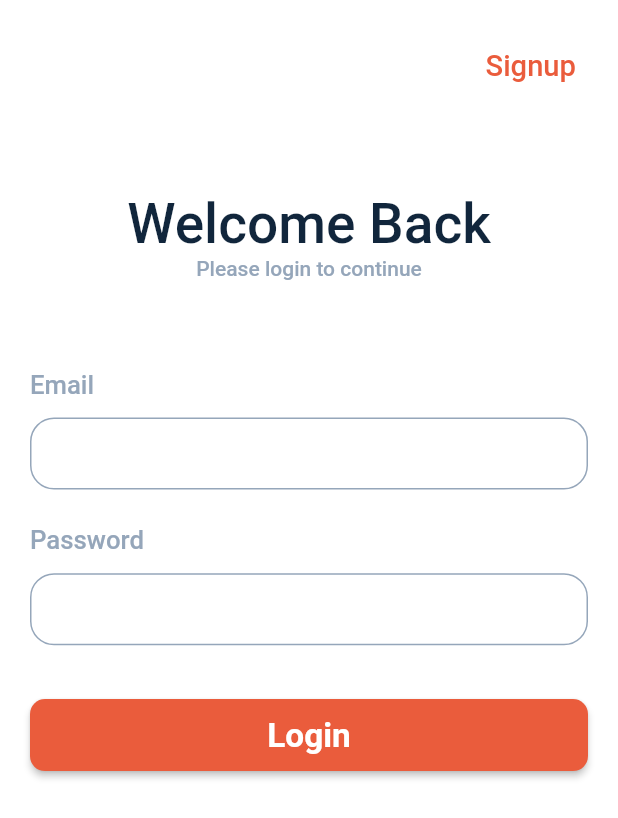
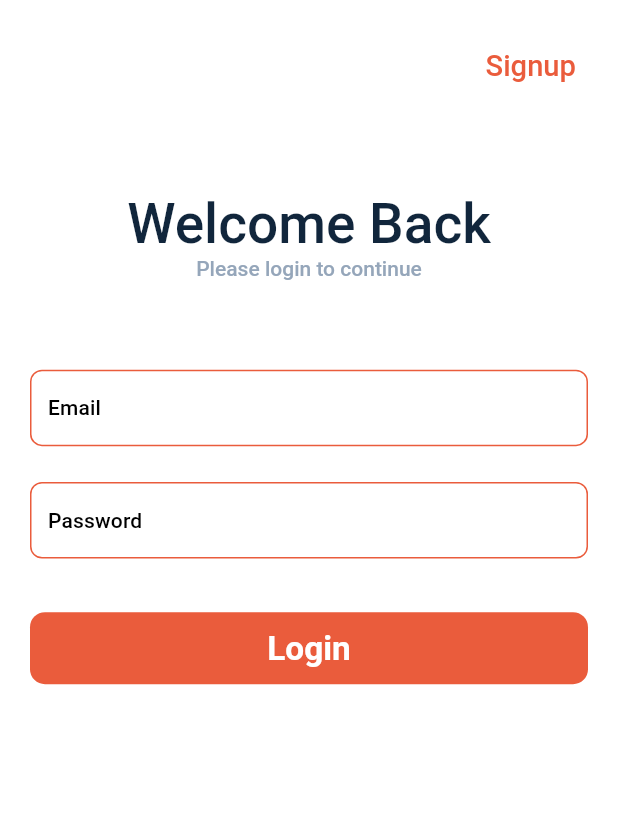
Before and after one commit to mhanzla80/shz_test_phase, a Flutter app: the screen it shows after launch, after a tap on "Signup", after a tap on "Login", on a phone screen of 412 x 824 dp. Shown: the top 818 px of the screen. Run offline on Flutter 3.47's test engine with Material 2 defaults, Android fonts, the phone set to English and light mode, and no system bars; drawn by our look-alikes of flutter_easyloading; our stand-ins replace cloud_firestore, firebase_auth, firebase_core, flutter_screenutil, font_awesome_flutter, get_it and 1 more; accounts and stored records are empty; Roboto replaces fonts that are missing (BerlinRounded).

Commit message:
add custom text field.

```diff
--- a/lib/screens/login/components/login_button.dart
+++ b/lib/screens/login/components/login_button.dart
@@ -3,9 +3,11 @@ import 'package:playon/all_screens.dart';
 import 'package:playon/all_utils.dart';
 
 class LoginButton extends StatelessWidget {
+  final GlobalKey<FormState> formKey;
   final TextEditingController emailController;
   final TextEditingController passwordController;
   const LoginButton({
+    required this.formKey,
     required this.emailController,
     required this.passwordController,
     Key? key,
@@ -17,6 +19,7 @@ class LoginButton extends StatelessWidget {
   }
 
   void _onTapLogin(BuildContext context) async {
+    if (formKey.currentState!.validate()) {
       if (emailController.text.contains('@') == false) {
         EasyLoading.showError('Enter a valid email.');
         return;
@@ -65,3 +68,4 @@ class LoginButton extends StatelessWidget {
       }
     }
   }
+}
--- a/lib/screens/login/login_screen.dart
+++ b/lib/screens/login/login_screen.dart
@@ -2,8 +2,8 @@ import 'package:playon/all_screens.dart';
 import 'package:playon/all_utils.dart';
 import 'package:playon/screens/login/components/login_button.dart';
 import 'package:playon/screens/signup/components/aligned_text_button.dart';
-import 'package:playon/screens/signup/components/caption_text_field.dart';
 import 'package:playon/widgets/header_text.dart';
+import 'package:playon/widgets/labeled_text_field.dart';
 
 class LoginScreen extends StatefulWidget {
   static const routeName = '/LoginScreen';
@@ -15,6 +15,7 @@ class LoginScreen extends StatefulWidget {
 }
 
 class _LoginScreenState extends State<LoginScreen> {
+  final _formKey = GlobalKey<FormState>();
   final _emailController = TextEditingController();
   final _passwordController = TextEditingController();
 
@@ -40,19 +41,27 @@ class _LoginScreenState extends State<LoginScreen> {
                     header: 'Welcome Back',
                     subtitle: 'Please login to continue'),
                 const VerticalSpacing(of: 50),
-                CaptionTextField(
+                Form(
+                  key: _formKey,
+                  child: Column(
+                    children: [
+                      LabeledTextField(
                         controller: _emailController,
-                  caption: 'Email',
+                        label: 'Email',
                         keyboardType: TextInputType.emailAddress,
                       ),
                       const VerticalSpacing(),
-                CaptionTextField(
+                      LabeledTextField(
                         controller: _passwordController,
-                  caption: 'Password',
+                        label: 'Password',
                         obscure: true,
+                      ),
+                    ],
+                  ),
                 ),
                 const VerticalSpacing(of: 30),
                 LoginButton(
+                  formKey: _formKey,
                   emailController: _emailController,
                   passwordController: _passwordController,
                 ),
--- a/lib/screens/signup/components/caption_text_field.dart
+++ /dev/null
@@ -1,49 +0,0 @@
-import 'package:playon/all_utils.dart';
-
-class CaptionTextField extends StatelessWidget {
-  final String caption;
-  final TextEditingController controller;
-  final TextInputType keyboardType;
-  final bool obscure;
-  final Widget? prefixWidget;
-  final Widget? suffixWidget;
-  final int maxLines;
-  final double height;
-  final bool enabled;
-  final bool readOnly;
-
-  const CaptionTextField({
-    required this.controller,
-    required this.caption,
-    this.keyboardType = TextInputType.text,
-    this.obscure = false,
-    this.prefixWidget,
-    this.suffixWidget,
-    this.maxLines = 1,
-    this.height = 48,
-    this.enabled = true,
-    this.readOnly = false,
-  });
-
-  @override
-  Widget build(BuildContext context) {
-    return Column(
-      crossAxisAlignment: CrossAxisAlignment.start,
-      children: [
-        caption.toText(fontSize: 15.0, color: AppTheme.lightBlueGreyColor),
-        const VerticalSpacing(of: 10),
-        MyTextField(
-          controller: controller,
-          keyboardType: keyboardType,
-          obscure: obscure,
-          prefixWidget: prefixWidget,
-          suffixWidget: suffixWidget,
-          maxLines: maxLines,
-          height: height,
-          enabled: enabled,
-          readOnly: readOnly,
-        )
-      ],
-    );
-  }
-}
--- a/lib/screens/signup/components/signup_button.dart
+++ b/lib/screens/signup/components/signup_button.dart
@@ -3,6 +3,7 @@ import 'package:playon/all_screens.dart';
 import 'package:playon/all_utils.dart';
 
 class SignupButton extends StatelessWidget {
+  final GlobalKey<FormState> formKey;
   final TextEditingController nameController;
   final TextEditingController emailController;
   final TextEditingController phoneController;
@@ -10,6 +11,7 @@ class SignupButton extends StatelessWidget {
   final TextEditingController confirmPasswordController;
 
   const SignupButton({
+    required this.formKey,
     required this.nameController,
     required this.emailController,
     required this.phoneController,
@@ -28,6 +30,7 @@ class SignupButton extends StatelessWidget {
   }
 
   void _onTapSignupButton(BuildContext context) async {
+    if (formKey.currentState!.validate()) {
       if (emailController.text.contains('@') == false) {
         EasyLoading.showError('Enter a valid email.');
       } else if (passwordController.text != confirmPasswordController.text) {
@@ -69,3 +72,4 @@ class SignupButton extends StatelessWidget {
       }
     }
   }
+}
--- a/lib/screens/signup/components/signup_form.dart
+++ b/lib/screens/signup/components/signup_form.dart
@@ -1,6 +1,6 @@
 import 'package:playon/all_utils.dart';
-import 'package:playon/screens/signup/components/caption_text_field.dart';
 import 'package:playon/screens/signup/components/signup_button.dart';
+import 'package:playon/widgets/labeled_text_field.dart';
 
 class SignupForm extends StatefulWidget {
   const SignupForm({Key? key}) : super(key: key);
@@ -10,6 +10,7 @@ class SignupForm extends StatefulWidget {
 }
 
 class _SignupFormState extends State<SignupForm> {
+  final _formKey = GlobalKey<FormState>();
   final _nameController = TextEditingController();
   final _emailController = TextEditingController();
   final _phoneController = TextEditingController();
@@ -29,39 +30,43 @@ class _SignupFormState extends State<SignupForm> {
 
   @override
   Widget build(BuildContext context) {
-    return Column(
+    return Form(
+      key: _formKey,
+      child: ListView(
+        padding: const EdgeInsets.all(kDefaultPadding),
         children: [
           'Let\'s Get Started!!!'.toText(fontSize: 32.0),
           'Create an account to continue'
               .toText(fontSize: 17.0, color: AppTheme.lightBlueGreyColor),
           const VerticalSpacing(of: 50),
-        CaptionTextField(controller: _nameController, caption: 'Name'),
+          LabeledTextField(controller: _nameController, label: 'Name'),
           const VerticalSpacing(of: 30),
-        CaptionTextField(
+          LabeledTextField(
             controller: _emailController,
-          caption: 'Email',
+            label: 'Email',
             keyboardType: TextInputType.emailAddress,
           ),
           const VerticalSpacing(of: 30),
-        CaptionTextField(
+          LabeledTextField(
             controller: _phoneController,
-          caption: 'Phone',
+            label: 'Phone',
             keyboardType: TextInputType.phone,
           ),
           const VerticalSpacing(of: 30),
-        CaptionTextField(
+          LabeledTextField(
             controller: _passwordController,
-          caption: 'Password',
+            label: 'Password',
             obscure: true,
           ),
           const VerticalSpacing(of: 30),
-        CaptionTextField(
+          LabeledTextField(
             controller: _confirmPasswordController,
-          caption: 'Confirm Password',
+            label: 'Confirm Password',
             obscure: true,
           ),
           const VerticalSpacing(of: 30),
           SignupButton(
+            formKey: _formKey,
             nameController: _nameController,
             emailController: _emailController,
             phoneController: _phoneController,
@@ -69,6 +74,7 @@ class _SignupFormState extends State<SignupForm> {
             confirmPasswordController: _confirmPasswordController,
           ),
         ],
+      ),
     );
   }
 }
--- a/lib/screens/signup/signup_screen.dart
+++ b/lib/screens/signup/signup_screen.dart
@@ -17,21 +17,17 @@ class _SignupScreenState extends State<SignupScreen> {
     return SafeArea(
       maintainBottomViewPadding: true,
       child: BaseScaffold(
-          body: SingleChildScrollView(
-            child: Padding(
-              padding: const EdgeInsets.all(kDefaultPadding),
-              child: Column(
+        body: Column(
           mainAxisAlignment: MainAxisAlignment.start,
-                children: [
-                  const AlignedTextButton(title: 'Login', onTap: _onTapLogin),
-                  const VerticalSpacing(of: 50),
-                  const SignupForm(),
-                  const VerticalSpacing(of: 30),
+          children: const [
+            AlignedTextButton(title: 'Login', onTap: _onTapLogin),
+            VerticalSpacing(of: 50),
+            SignupForm(),
+            VerticalSpacing(of: 30),
           ],
         ),
       ),
-          ),
-        ));
+    );
   }
 
   static void _onTapLogin(BuildContext context) =>
--- a/lib/utils/app_theme.dart
+++ b/lib/utils/app_theme.dart
@@ -14,20 +14,43 @@ class AppTheme {
   static const warmGrey = Color(0xff979797);
 
   static ThemeData buildTheme() {
+    final borderStyle = OutlineInputBorder(
+      borderSide: const BorderSide(color: AppTheme.primary),
+      borderRadius: BorderRadius.circular(8),
+    );
+
     final baseData = ThemeData.light();
     final textTheme = baseData.textTheme.apply(fontFamily: 'BerlinRounded');
-    final dividerTheme = baseData.dividerTheme.copyWith(
-      color: AppTheme.lightBlueGreyColor,
-      thickness: 1,
-    );
 
     return baseData.copyWith(
       primaryColor: primary,
-      dividerTheme: dividerTheme,
-      backgroundColor: whiteColor,
       scaffoldBackgroundColor: whiteColor,
       textTheme: textTheme,
-      colorScheme: ColorScheme.fromSwatch().copyWith(secondary: accent),
+      inputDecorationTheme: InputDecorationTheme(
+        isDense: true,
+        filled: true,
+        fillColor: Colors.white,
+        hintStyle: baseData.textTheme.bodySmall,
+        enabledBorder: borderStyle,
+        focusedBorder: borderStyle,
+        focusedErrorBorder: borderStyle,
+        counterStyle: baseData.textTheme.bodySmall,
+        errorStyle: baseData.textTheme.bodySmall!.copyWith(color: Colors.red),
+        errorBorder: OutlineInputBorder(
+          borderSide: const BorderSide(color: Colors.red),
+          borderRadius: BorderRadius.circular(8),
+        ),
+      ),
+      elevatedButtonTheme: ElevatedButtonThemeData(
+        style: ElevatedButton.styleFrom(
+          padding: EdgeInsets.zero,
+          backgroundColor: Colors.transparent,
+          disabledForegroundColor: Colors.transparent,
+          disabledBackgroundColor: Colors.transparent,
+          shadowColor: Colors.transparent,
+          elevation: 0,
+        ),
+      ),
     );
   }
 }
--- a/lib/widgets/common_widgets.dart
+++ b/lib/widgets/common_widgets.dart
@@ -6,9 +6,7 @@ class VerticalSpacing extends StatelessWidget {
   const VerticalSpacing({Key? key, this.of = 20}) : super(key: key);
 
   @override
-  Widget build(BuildContext context) => SizedBox(
-        height: of.h,
-      );
+  Widget build(BuildContext context) => SizedBox(height: of.h);
 }
 
 class HorizontalSpacing extends StatelessWidget {
@@ -18,9 +16,7 @@ class HorizontalSpacing extends StatelessWidget {
 
   @override
   Widget build(BuildContext context) {
-    return SizedBox(
-      width: of.w,
-    );
+    return SizedBox(width: of.w);
   }
 }
 
@@ -32,87 +28,3 @@ class HorizontalDivider extends StatelessWidget {
     return Container(height: 1, color: AppTheme.lightBlueGreyColor);
   }
 }
-
-class MyTextField extends StatelessWidget {
-  final TextInputType keyboardType;
-  final TextEditingController controller;
-  final bool obscure;
-  final String? hintText;
-  final bool enabled;
-  final bool readOnly;
-  final EdgeInsetsGeometry margin;
-  final Widget? prefixWidget;
-  final Widget? suffixWidget;
-  final int maxLines;
-  final double height;
-
-  const MyTextField({
-    required this.controller,
-    this.hintText,
-    this.keyboardType = TextInputType.text,
-    this.obscure = false,
-    this.enabled = true,
-    this.readOnly = false,
-    this.margin = EdgeInsets.zero,
-    this.prefixWidget,
-    this.suffixWidget,
-    this.maxLines = 1,
-    this.height = 48.0,
-  });
-
-  @override
-  Widget build(BuildContext context) {
-    return SizedBox(
-      height: height,
-      child: Padding(
-        padding: margin,
-        child: TextFormField(
-          obscureText: obscure,
-          controller: controller,
-          maxLines: maxLines,
-          enabled: enabled,
-          readOnly: readOnly,
-          validator: (value) {
-            if (value == null || value.isEmpty) {
-              return 'Please Enter a Valid Text';
-            }
-            return null;
-          },
-          keyboardType: keyboardType,
-          decoration: InputDecoration(
-            prefixIcon: prefixWidget == null
-                ? null
-                : Padding(
-                    padding: const EdgeInsets.all(15.0),
-                    child: prefixWidget,
-                  ),
-            suffixIcon: suffixWidget == null
-                ? null
-                : Padding(
-                    padding: const EdgeInsets.all(15.0),
-                    child: suffixWidget,
-                  ),
-            focusedBorder: OutlineInputBorder(
-              borderRadius: BorderRadius.circular(16),
-              borderSide: const BorderSide(
-                color: AppTheme.primary,
-              ),
-            ),
-            enabledBorder: OutlineInputBorder(
-                borderRadius: BorderRadius.circular(16),
-                borderSide: const BorderSide(
-                  color: AppTheme.lightBlueGreyColor,
-                )),
-            hintText: hintText,
-            fillColor: AppTheme.primary,
-            hintStyle: TextStyle(
-                fontSize: 14.sp,
-                color: AppTheme.lightBlueGreyColor,
-                fontWeight: FontWeight.bold),
-            // isDense: true,
-          ),
-        ),
-      ),
-    );
-  }
-}
--- /dev/null
+++ b/lib/widgets/labeled_text_field.dart
@@ -0,0 +1,62 @@
+import 'package:flutter/material.dart';
+import 'package:flutter/services.dart';
+
+class LabeledTextField extends StatefulWidget {
+  final String label;
+  final TextEditingController controller;
+  final String? hint;
+  final int maxLine;
+  final int? maxLetters;
+  final TextInputType keyboardType;
+  final ValueChanged<String>? onChanged;
+  final bool obscure;
+  final bool isCountShow;
+
+  const LabeledTextField({
+    Key? key,
+    required this.label,
+    required this.controller,
+    this.hint,
+    this.obscure = false,
+    this.maxLine = 1,
+    this.maxLetters = 20,
+    this.keyboardType = TextInputType.text,
+    this.onChanged,
+    this.isCountShow = false,
+  }) : super(key: key);
+
+  @override
+  State<LabeledTextField> createState() => _LabeledTextFieldState();
+}
+
+class _LabeledTextFieldState extends State<LabeledTextField> {
+  @override
+  Widget build(BuildContext context) {
+    final textTheme = Theme.of(context).textTheme;
+
+    return TextFormField(
+        controller: widget.controller,
+        keyboardType: widget.keyboardType,
+        decoration: InputDecoration(
+          label: Text(widget.label, style: textTheme.titleSmall),
+          hintText: widget.hint,
+          counterText: widget.isCountShow
+              ? '${widget.controller.text.length}/${widget.maxLetters}'
+              : null,
+        ),
+        inputFormatters: widget.isCountShow
+            ? [
+                LengthLimitingTextInputFormatter(widget.maxLetters),
+              ]
+            : null,
+        maxLines: widget.maxLine,
+        obscureText: widget.obscure,
+        validator: _validate,
+        onChanged: (value) => setState(() => widget.onChanged?.call(value)));
+  }
+
+  String? _validate(value) {
+    if (value!.isEmpty) return 'Required *';
+    return null;
+  }
+}
```
Lines whose indentation alone changed are shown as unchanged.
